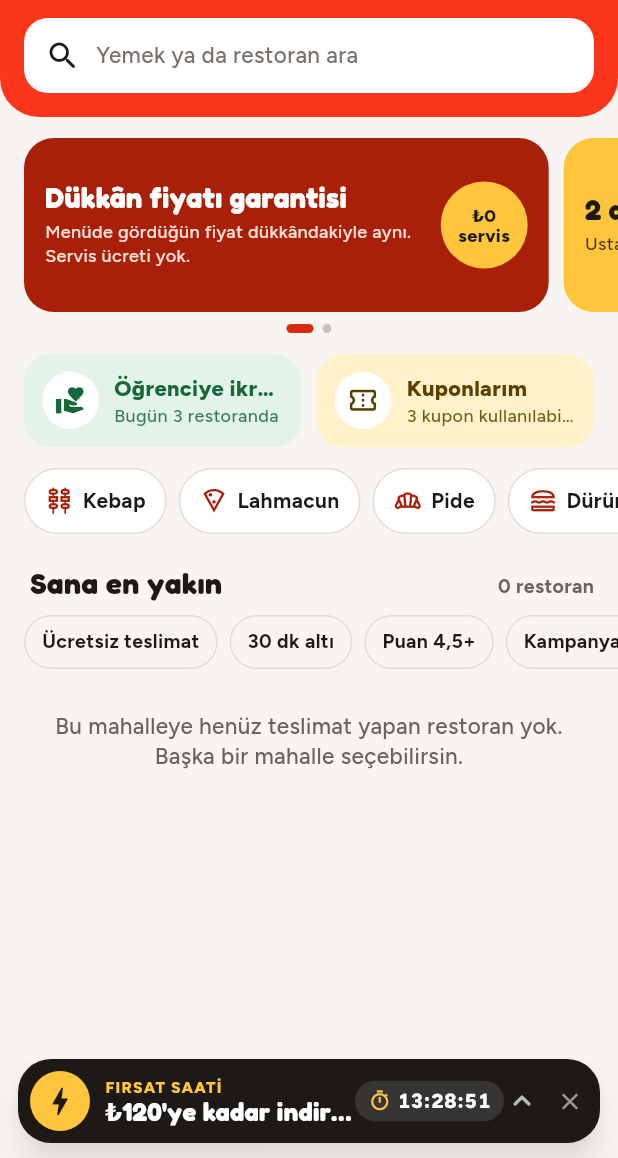
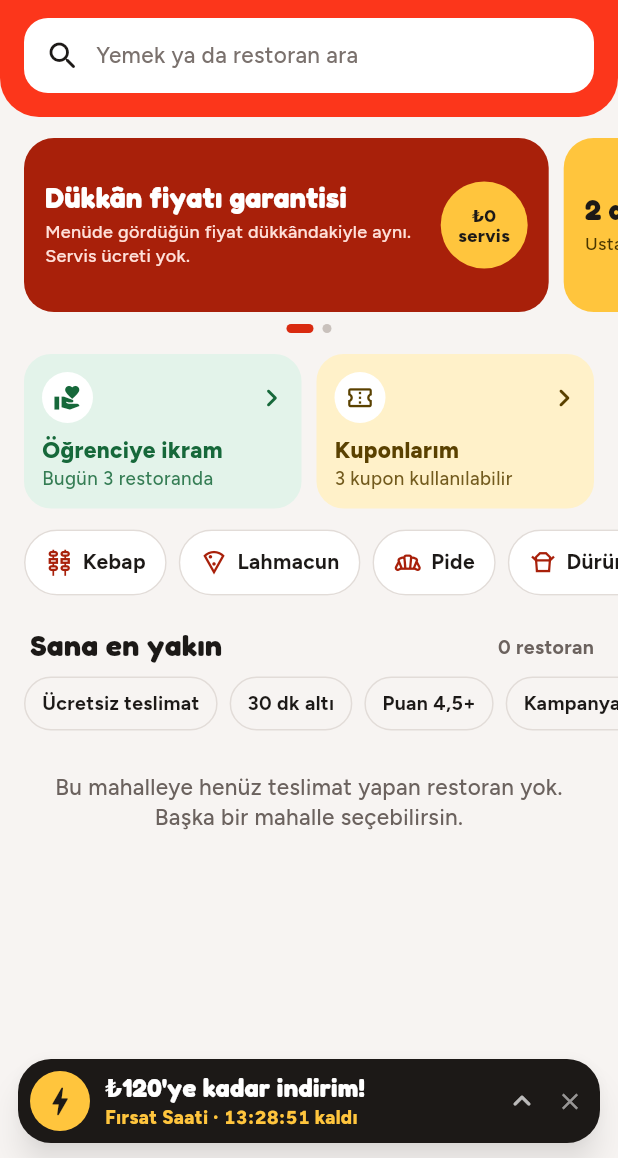
Before and after one commit to cankara46464646-eng/Doybi, a Flutter app: the HomeScreen screen opened directly, on a phone screen of 412 x 824 dp, the part 78-1236 px from its top. Run offline on Flutter 3.47's test engine with Material 3 defaults, Android fonts, the phone set to English and light mode, and no system bars; our stand-ins replace audioplayers, flutter_map, geolocator, image_picker, latlong2, qr_flutter and 2 more; missing offline and left inert: mobile_scanner; accounts and stored records are empty.

Commit message:
Fırsat şeridi ve kısayol kartları: metinler sığsın
Co-Authored-By: Claude Opus 5.5 <noreply@anthropic.com>
Claude-Session: https://claude.ai/code/session_01KybL2GwJ9n7Rcow3hZ5yWu

```diff
--- a/lib/screens/firsat.dart
+++ b/lib/screens/firsat.dart
@@ -53,13 +53,12 @@ class FirsatTimer extends StatelessWidget {
 
 /// Safran zeminli süre kapsülü.
 class _TimerChip extends StatelessWidget {
-  final bool dark;
-  const _TimerChip({this.dark = true});
+  const _TimerChip();
 
   @override
   Widget build(BuildContext context) => Container(
         padding: const EdgeInsets.symmetric(horizontal: 9, vertical: 6),
-        decoration: BoxDecoration(color: dark ? Colors.white.withValues(alpha: 0.12) : C.ink, borderRadius: BorderRadius.circular(99)),
+        decoration: BoxDecoration(color: Colors.white.withValues(alpha: 0.12), borderRadius: BorderRadius.circular(99)),
         child: const Row(mainAxisSize: MainAxisSize.min, children: [
           Icon(Icons.timer_outlined, size: 15, color: C.saffron),
           SizedBox(width: 4),
@@ -103,11 +102,15 @@ class FirsatBar extends StatelessWidget {
             const SizedBox(width: 10),
             Expanded(
               child: Column(crossAxisAlignment: CrossAxisAlignment.start, mainAxisSize: MainAxisSize.min, children: [
-                Text('FIRSAT SAATİ', style: body(10.5, color: C.saffron, weight: FontWeight.w800).copyWith(letterSpacing: 0.8)),
                 Text(firsatTitle(s), maxLines: 1, overflow: TextOverflow.ellipsis, style: display(17, color: Colors.white)),
+                const SizedBox(height: 2),
+                Row(children: [
+                  Text('Fırsat Saati · ', style: body(12.5, color: C.saffron, weight: FontWeight.w800)),
+                  const FirsatTimer(size: 12.5, color: C.saffron),
+                  Text(' kaldı', style: body(12.5, color: C.saffron, weight: FontWeight.w800)),
+                ]),
               ]),
             ),
-            const _TimerChip(),
             const Icon(Icons.keyboard_arrow_up_rounded, color: Colors.white70),
             IconButton(
               tooltip: 'Bugünlük gizle',
--- a/lib/screens/home.dart
+++ b/lib/screens/home.dart
@@ -36,7 +36,7 @@ class _HomeScreenState extends State<HomeScreen> {
     ('Kebap', Icons.kebab_dining_outlined),
     ('Lahmacun', Icons.local_pizza_outlined),
     ('Pide', Icons.bakery_dining_outlined),
-    ('Dürüm', Icons.lunch_dining_outlined),
+    ('Dürüm', Icons.takeout_dining_outlined),
     ('Çiğ köfte', Icons.ramen_dining_outlined),
     ('Dondurma', Icons.icecream_outlined),
     ('Tatlı', Icons.cake_outlined),
@@ -360,21 +360,21 @@ class _QuickTile extends StatelessWidget {
         borderRadius: BorderRadius.circular(18),
         onTap: onTap,
         child: Padding(
-          padding: const EdgeInsets.all(12),
-          child: Row(children: [
-            Container(
-              width: 38,
-              height: 38,
-              decoration: const BoxDecoration(color: Colors.white, shape: BoxShape.circle),
-              child: Icon(icon, color: ink, size: 21),
-            ),
-            const SizedBox(width: 10),
-            Expanded(
-              child: Column(crossAxisAlignment: CrossAxisAlignment.start, children: [
-                Text(title, maxLines: 1, overflow: TextOverflow.ellipsis, style: body(14.5, color: ink, weight: FontWeight.w800)),
-                Text(sub, maxLines: 1, overflow: TextOverflow.ellipsis, style: body(12, color: ink.withValues(alpha: 0.85))),
-              ]),
-            ),
+          padding: const EdgeInsets.fromLTRB(12, 12, 8, 12),
+          child: Column(crossAxisAlignment: CrossAxisAlignment.start, children: [
+            Row(children: [
+              Container(
+                width: 34,
+                height: 34,
+                decoration: const BoxDecoration(color: Colors.white, shape: BoxShape.circle),
+                child: Icon(icon, color: ink, size: 19),
+              ),
+              const Spacer(),
+              Icon(Icons.chevron_right_rounded, color: ink),
+            ]),
+            const SizedBox(height: 8),
+            Text(title, maxLines: 1, overflow: TextOverflow.ellipsis, style: body(15, color: ink, weight: FontWeight.w800)),
+            Text(sub, maxLines: 1, overflow: TextOverflow.ellipsis, style: body(12.5, color: ink.withValues(alpha: 0.85))),
           ]),
         ),
       ),
```
